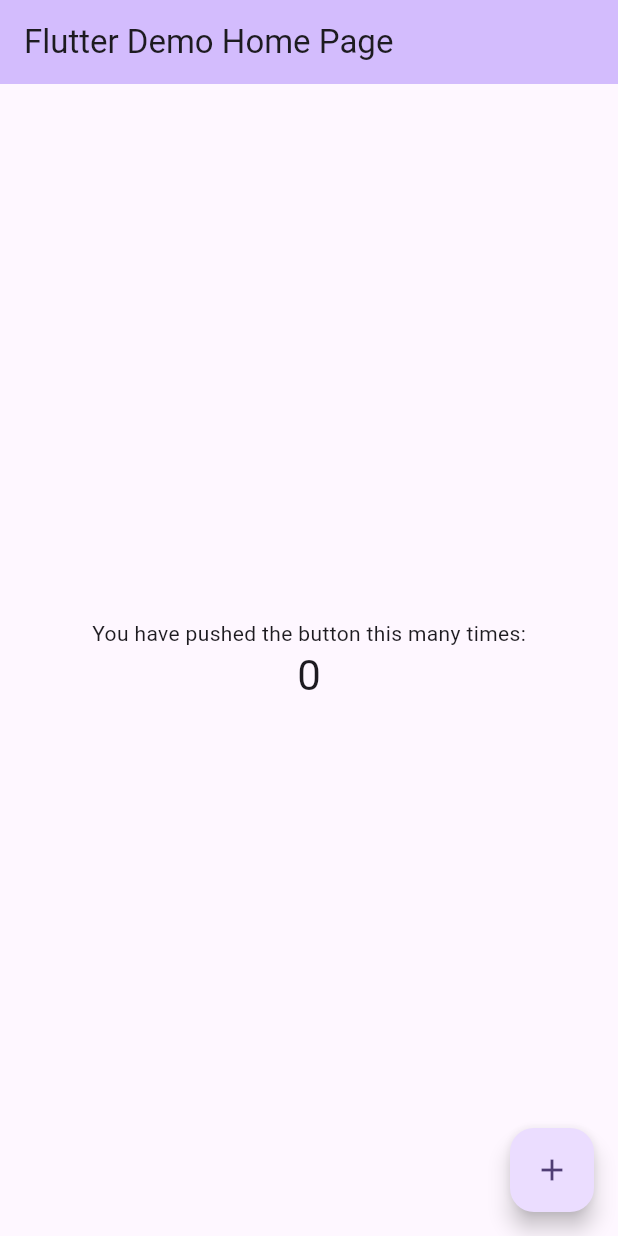
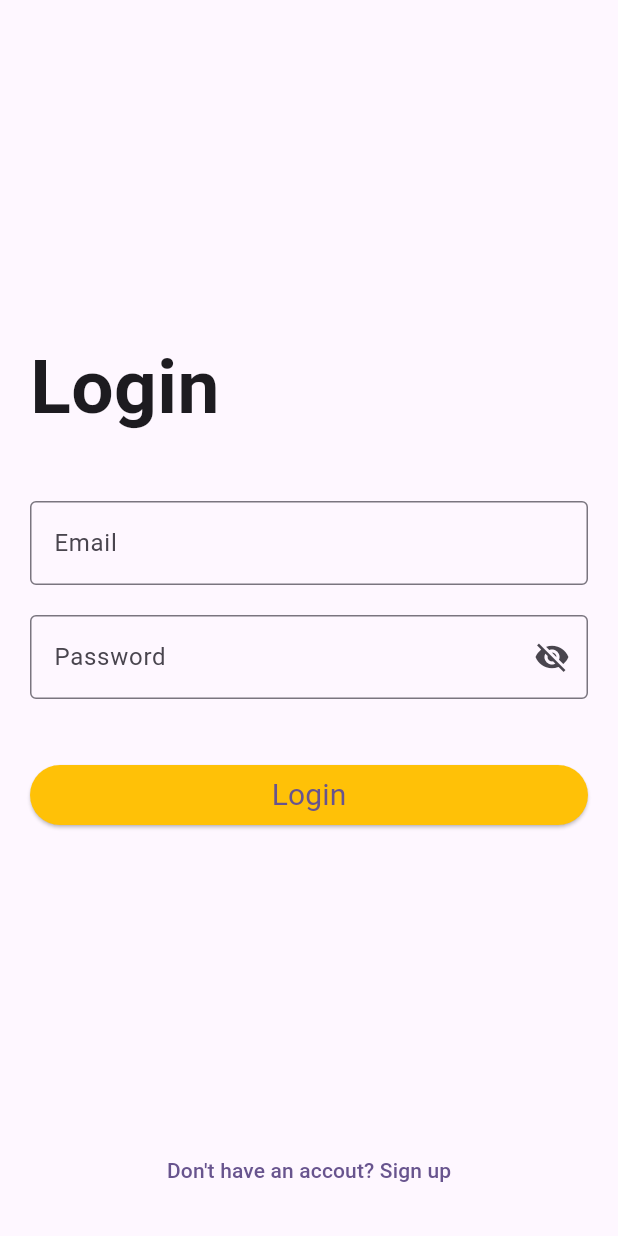
Before and after one commit to exxsid/TerraTreats, a Flutter app: the screen it shows after launch, on a phone screen of 412 x 824 dp. Run offline on Flutter 3.47's test engine with Material 3 defaults, Android fonts, the phone set to English and light mode, and no system bars; Roboto replaces fonts that are missing (Montserrat).

Commit message:
setup layout for log in and sign up

```diff
--- a/lib/main.dart
+++ b/lib/main.dart
@@ -1,4 +1,6 @@
 import 'package:flutter/material.dart';
+
+import 'package:terratreats/screens/login.dart';
 
 void main() {
   runApp(const MyApp());
@@ -7,46 +9,22 @@ void main() {
 class MyApp extends StatelessWidget {
   const MyApp({super.key});
 
-  // This widget is the root of your application.
   @override
   Widget build(BuildContext context) {
     return MaterialApp(
       title: 'Flutter Demo',
       theme: ThemeData(
-        // This is the theme of your application.
-        //
-        // TRY THIS: Try running your application with "flutter run". You'll see
-        // the application has a purple toolbar. Then, without quitting the app,
-        // try changing the seedColor in the colorScheme below to Colors.green
-        // and then invoke "hot reload" (save your changes or press the "hot
-        // reload" button in a Flutter-supported IDE, or press "r" if you used
-        // the command line to start the app).
-        //
-        // Notice that the counter didn't reset back to zero; the application
-        // state is not lost during the reload. To reset the state, use hot
-        // restart instead.
-        //
-        // This works for code too, not just values: Most code changes can be
-        // tested with just a hot reload.
         colorScheme: ColorScheme.fromSeed(seedColor: Colors.deepPurple),
         useMaterial3: true,
       ),
       home: const MyHomePage(title: 'Flutter Demo Home Page'),
+      debugShowCheckedModeBanner: false,
     );
   }
 }
 
 class MyHomePage extends StatefulWidget {
   const MyHomePage({super.key, required this.title});
-
-  // This widget is the home page of your application. It is stateful, meaning
-  // that it has a State object (defined below) that contains fields that affect
-  // how it looks.
-
-  // This class is the configuration for the state. It holds the values (in this
-  // case the title) provided by the parent (in this case the App widget) and
-  // used by the build method of the State. Fields in a Widget subclass are
-  // always marked "final".
 
   final String title;
 
@@ -55,71 +33,8 @@ class MyHomePage extends StatefulWidget {
 }
 
 class _MyHomePageState extends State<MyHomePage> {
-  int _counter = 0;
-
-  void _incrementCounter() {
-    setState(() {
-      // This call to setState tells the Flutter framework that something has
-      // changed in this State, which causes it to rerun the build method below
-      // so that the display can reflect the updated values. If we changed
-      // _counter without calling setState(), then the build method would not be
-      // called again, and so nothing would appear to happen.
-      _counter++;
-    });
-  }
-
   @override
   Widget build(BuildContext context) {
-    // This method is rerun every time setState is called, for instance as done
-    // by the _incrementCounter method above.
-    //
-    // The Flutter framework has been optimized to make rerunning build methods
-    // fast, so that you can just rebuild anything that needs updating rather
-    // than having to individually change instances of widgets.
-    return Scaffold(
-      appBar: AppBar(
-        // TRY THIS: Try changing the color here to a specific color (to
-        // Colors.amber, perhaps?) and trigger a hot reload to see the AppBar
-        // change color while the other colors stay the same.
-        backgroundColor: Theme.of(context).colorScheme.inversePrimary,
-        // Here we take the value from the MyHomePage object that was created by
-        // the App.build method, and use it to set our appbar title.
-        title: Text(widget.title),
-      ),
-      body: Center(
-        // Center is a layout widget. It takes a single child and positions it
-        // in the middle of the parent.
-        child: Column(
-          // Column is also a layout widget. It takes a list of children and
-          // arranges them vertically. By default, it sizes itself to fit its
-          // children horizontally, and tries to be as tall as its parent.
-          //
-          // Column has various properties to control how it sizes itself and
-          // how it positions its children. Here we use mainAxisAlignment to
-          // center the children vertically; the main axis here is the vertical
-          // axis because Columns are vertical (the cross axis would be
-          // horizontal).
-          //
-          // TRY THIS: Invoke "debug painting" (choose the "Toggle Debug Paint"
-          // action in the IDE, or press "p" in the console), to see the
-          // wireframe for each widget.
-          mainAxisAlignment: MainAxisAlignment.center,
-          children: <Widget>[
-            const Text(
-              'You have pushed the button this many times:',
-            ),
-            Text(
-              '$_counter',
-              style: Theme.of(context).textTheme.headlineMedium,
-            ),
-          ],
-        ),
-      ),
-      floatingActionButton: FloatingActionButton(
-        onPressed: _incrementCounter,
-        tooltip: 'Increment',
-        child: const Icon(Icons.add),
-      ), // This trailing comma makes auto-formatting nicer for build methods.
-    );
+    return const Login();
   }
 }
--- /dev/null
+++ b/lib/screens/login.dart
@@ -0,0 +1,114 @@
+// ignore_for_file: avoid_unnecessary_containers
+
+import 'package:flutter/material.dart';
+import 'package:flutter/widgets.dart';
+import 'package:terratreats/screens/signup.dart';
+
+class Login extends StatefulWidget {
+  const Login({super.key});
+
+  @override
+  State<Login> createState() => _LoginState();
+}
+
+class _LoginState extends State<Login> {
+  bool _passwordVisible = true;
+
+  @override
+  Widget build(BuildContext context) {
+    return SafeArea(
+      child: Scaffold(
+        body: Container(
+          width: double.infinity,
+          padding: const EdgeInsets.all(20),
+          child: Column(
+            children: [
+              // login form
+              Expanded(
+                child: Column(
+                  mainAxisAlignment: MainAxisAlignment.center,
+                  crossAxisAlignment: CrossAxisAlignment.start,
+                  children: [
+                    // Title
+                    const Text(
+                      "Login",
+                      style: TextStyle(
+                        fontSize: 50,
+                        fontWeight: FontWeight.bold,
+                      ),
+                    ),
+                    const SizedBox(
+                      height: 40,
+                    ),
+                    const TextField(
+                      decoration: InputDecoration(
+                        border: OutlineInputBorder(),
+                        labelText: 'Email',
+                      ),
+                    ),
+                    const SizedBox(
+                      height: 20,
+                    ),
+                    TextField(
+                      obscureText: _passwordVisible,
+                      decoration: InputDecoration(
+                        border: OutlineInputBorder(),
+                        labelText: 'Password',
+                        suffixIcon: IconButton(
+                          icon: Icon(
+                            _passwordVisible
+                                ? Icons.visibility_off
+                                : Icons.visibility,
+                          ),
+                          onPressed: () {
+                            setState(() {
+                              _passwordVisible = !_passwordVisible;
+                            });
+                          },
+                        ),
+                      ),
+                    ),
+                    const SizedBox(
+                      height: 40,
+                    ),
+                    Container(
+                      width: double.infinity,
+                      child: ElevatedButton(
+                        onPressed: () {},
+                        style: ElevatedButton.styleFrom(
+                          backgroundColor: Colors.amber,
+                        ),
+                        child: const Text(
+                          "Login",
+                          style: TextStyle(
+                            fontSize: 20,
+                            fontWeight: FontWeight.normal,
+                            fontFamily: 'Montserrat',
+                          ),
+                        ),
+                      ),
+                    ),
+                  ],
+                ),
+              ),
+              // navigate to signup screen
+              Container(
+                child: TextButton(
+                  onPressed: () {
+                    Navigator.push(
+                      context,
+                      MaterialPageRoute(
+                        builder: (context) => const SignUp(),
+                      ),
+                    );
+                  },
+                  child: Text("Don't have an accout? Sign up"),
+                ),
+              )
+            ],
+          ),
+        ),
+      ),
+    );
+  }
+}
```
Also changed, not shown: lib/screens/signup.dart (added, +149 -0 lines).
